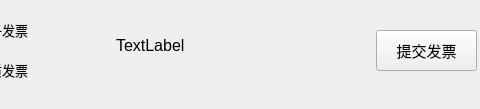
First picture: the form in windows/billitem.ui, repository betamake/robot, before the edit; both pictures show x 234 to 714 and y 0 to 109 of the 714 by 109 pixel window.
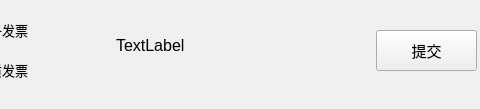
Second picture: the form after the edit.

Diff of the .ui file:
```diff
--- a/windows/billitem.ui
+++ b/windows/billitem.ui
@@ -110,7 +110,7 @@
     </font>
    </property>
    <property name="text">
-    <string>提交发票</string>
+    <string>提交</string>
    </property>
   </widget>
   <widget class="QPushButton" name="pushButton">
```
